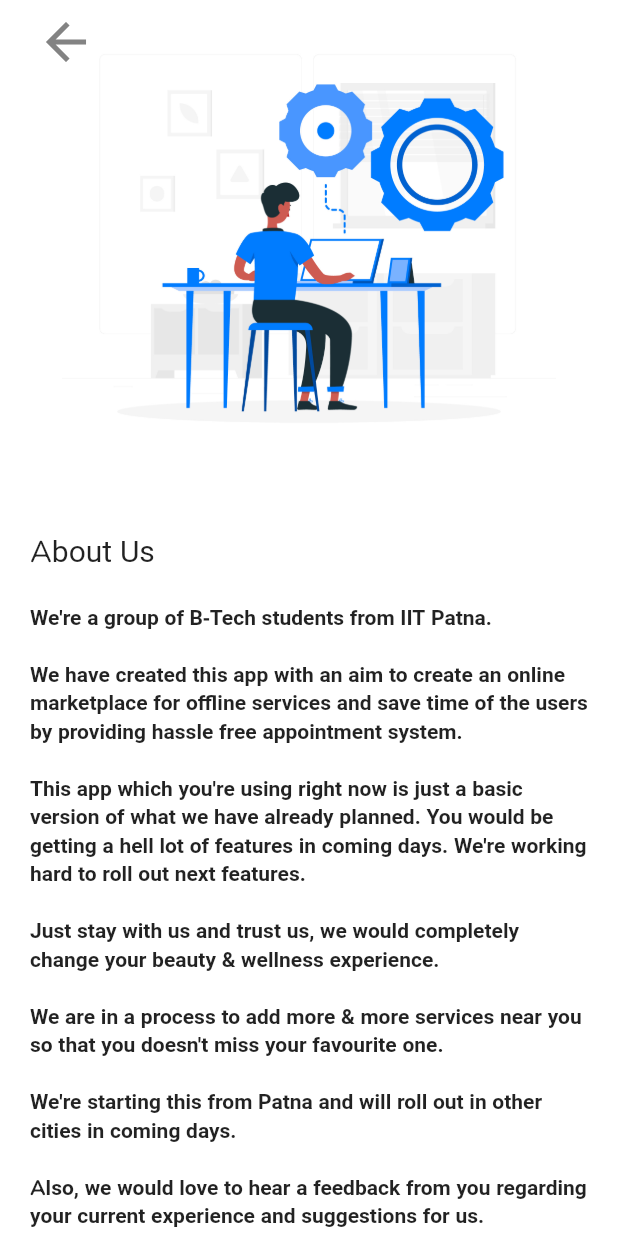
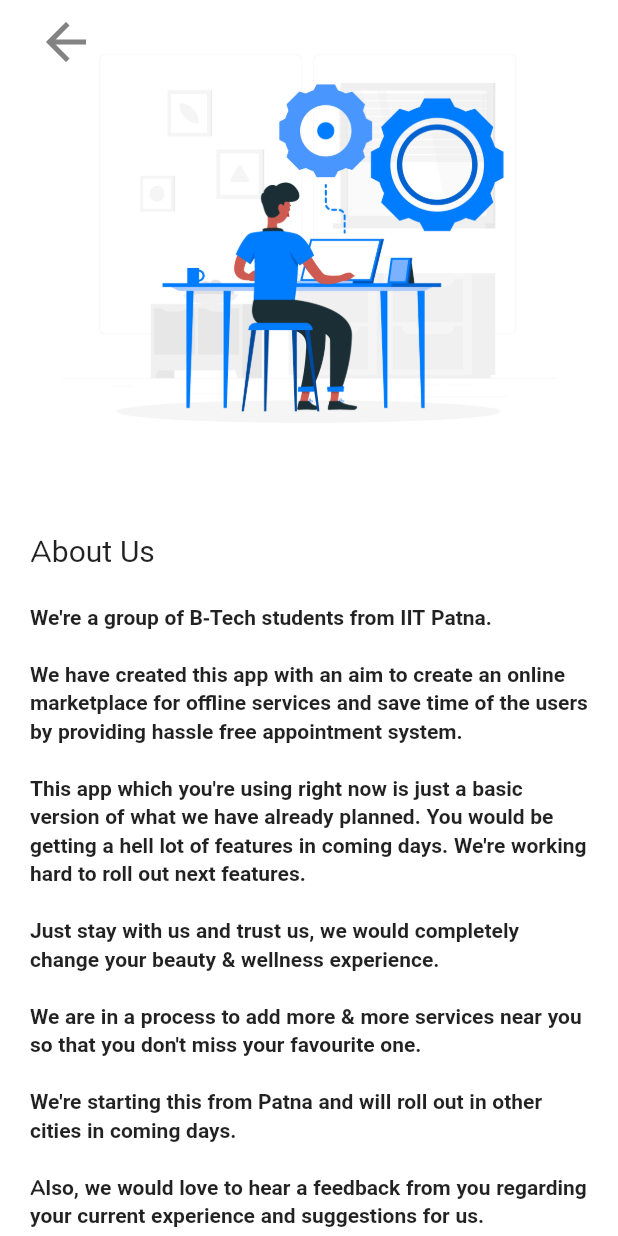
Before and after one commit to Q-Me/q_me, a Flutter app: the AboutUsView screen opened directly, on a phone screen of 412 x 824 dp. Run offline on Flutter 3.47's test engine with Material 2 defaults, Android fonts, the phone set to English and light mode, and no system bars; our stand-ins replace bloc, cached_network_image, carousel_pro, cloud_firestore, country_code_picker, equatable and 16 more; missing offline and left inert: assorted_layout_widgets, calendar_strip, checkbox_formfield, icon_shadow, keyboard_avoider, maps_launcher and 2 more; accounts and stored records are empty; Roboto replaces fonts that are missing (Avenir); project files that could hold a hidden picture were left out.

Commit message:
Typo fix

```diff
--- a/lib/views/about_us.dart
+++ b/lib/views/about_us.dart
@@ -43,9 +43,7 @@ class AboutUsView extends StatelessWidget {
                     "About Us",
                     style: TextStyle(fontSize: 20),
                   ),
-                  SizedBox(
-                    height: 20,
-                  ),
+                  SizedBox(height: 20),
                   Text(
                     """We're a group of B-Tech students from IIT Patna.
 
@@ -55,7 +53,7 @@ This app which you're using right now is just a basic version of what we have al
 
 Just stay with us and trust us, we would completely change your beauty & wellness experience.
 
-We are in a process to add more & more services near you so that you doesn't miss your favourite one.
+We are in a process to add more & more services near you so that you don't miss your favourite one.
 
 We're starting this from Patna and will roll out in other cities in coming days.
 
```
